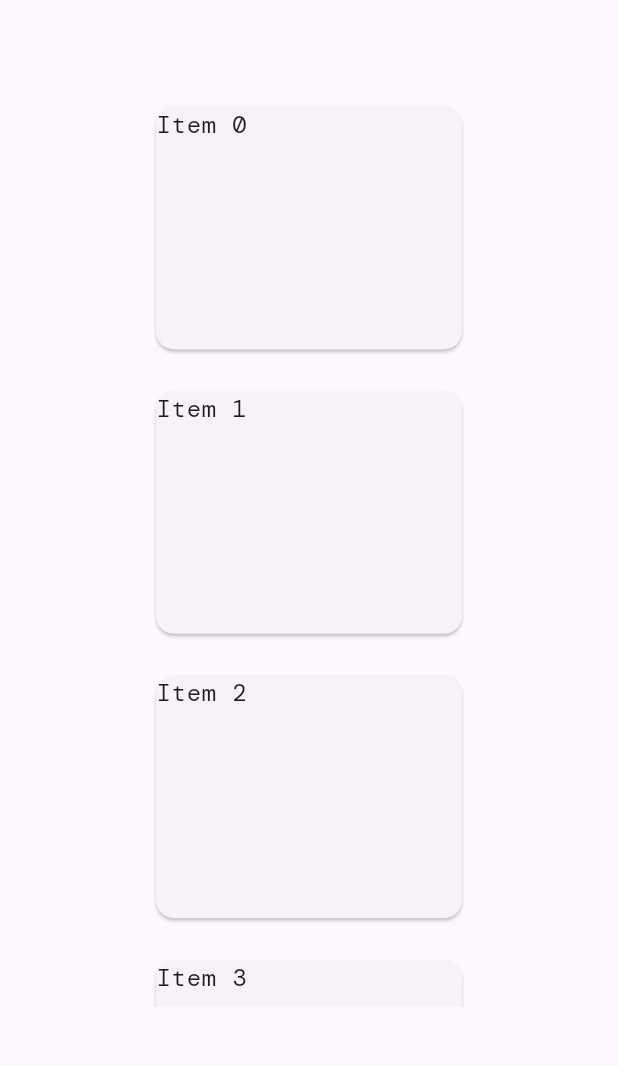
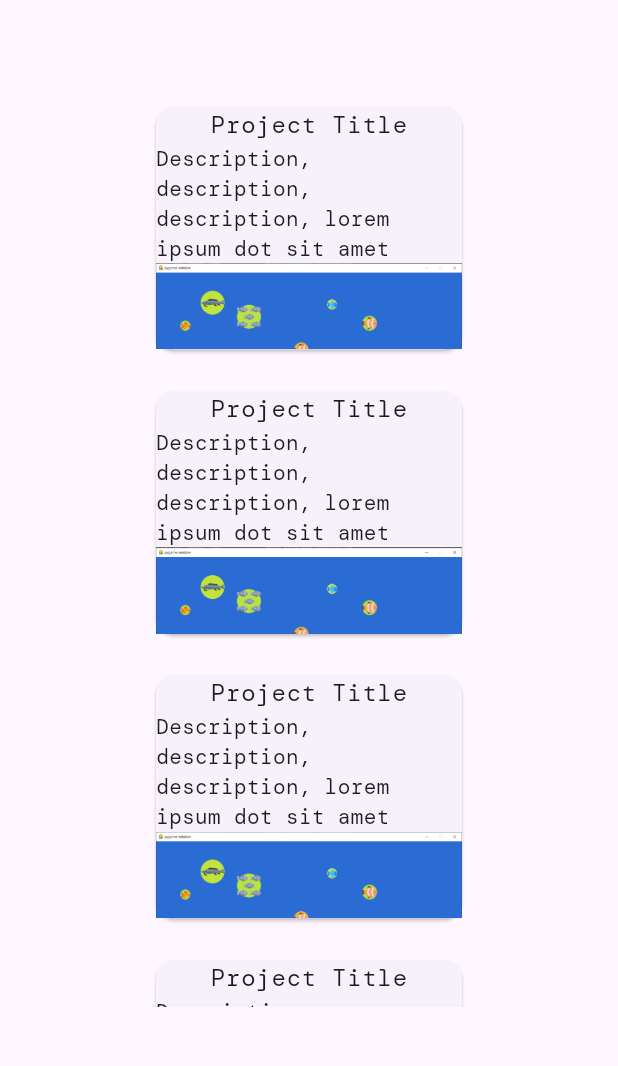
Before and after one commit to angost/Portfolio-Website, a Flutter app: the ProjectsPage screen opened directly, on a phone screen of 412 x 824 dp, the part 79-1145 px from its top. Run offline on Flutter 3.47's test engine with Material 3 defaults, Android fonts, the phone set to English and light mode, and no system bars; drawn by our look-alikes of flip_card; project files that could hold a hidden picture were left out.

Commit message:
Added images to project cards

```diff
--- /dev/null
+++ b/lib/projectCardFront.dart
@@ -0,0 +1,21 @@
+import 'package:flutter/material.dart';
+import 'package:portfolio_app/theme/theme_constants.dart';
+
+class ProjectCardFront extends Card {
+  BuildContext context;
+  ProjectCardFront(this.context, {super.key})
+      : super(
+            child: SingleChildScrollView(
+          child: Column(
+              mainAxisAlignment: MainAxisAlignment.spaceEvenly,
+              children: <Widget>[
+                Text('Project Title',
+                    style: Theme.of(context).textTheme.bodyLarge),
+                Text(
+                  'Description, description, description, lorem ipsum dot sit amet',
+                  style: Theme.of(context).textTheme.bodyMedium,
+                ),
+                Image.asset('assets/images/fish.png'),
+              ]),
+        ));
+}
--- a/lib/projectsPage.dart
+++ b/lib/projectsPage.dart
@@ -6,6 +6,7 @@ import 'package:flutter/material.dart';
 import 'package:flip_card/flip_card.dart';
 import 'package:portfolio_app/theme/theme_constants.dart';
 import 'package:portfolio_app/myAppBar.dart';
+import 'package:portfolio_app/projectCardFront.dart';
 
 class ProjectsPage extends StatefulWidget {
   const ProjectsPage({super.key});
@@ -49,13 +50,10 @@ class _ProjectsPageState extends State<ProjectsPage> {
                         .fillBack, // Fill the back side of the card to make in the same size as the front.
                     direction: FlipDirection.HORIZONTAL, // default
                     side: CardSide.FRONT, // The side to initially display.
-                    front: Card(
-                      child: Text('Item $index',
-                          style: Theme.of(context).textTheme.bodyLarge),
-                    ),
+                    front: ProjectCardFront(context),
                     back: Card(
                       child: Text(
-                        'Tył',
+                        'Description, description, description',
                         style: Theme.of(context).textTheme.bodyMedium,
                       ),
                     ),
--- a/pubspec.yaml
+++ b/pubspec.yaml
@@ -32,3 +32,6 @@ flutter:
           style: italic
         - asset: fonts/DMMono-Medium.ttf
           weight: 700
+
+  assets:
+    - assets/images/
```
Also changed, not shown: assets/images/fish.png (added), assets/images/menu.png (added), assets/images/namioty_i_drzewa.png (added), assets/images/pixels.png (added).
